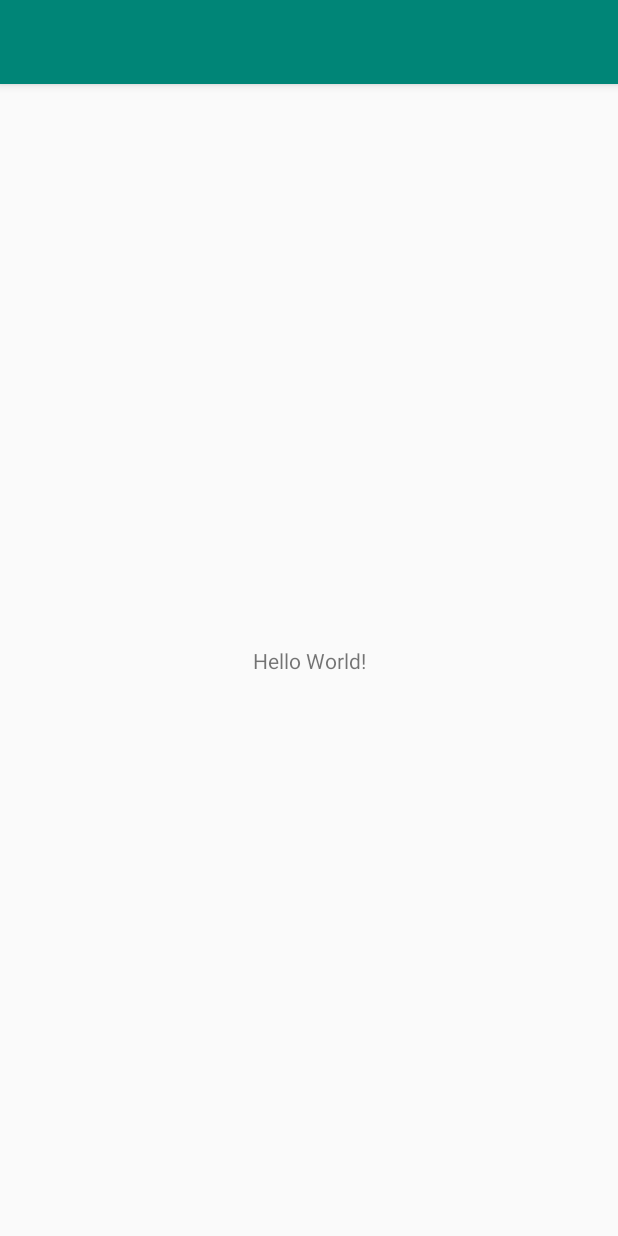
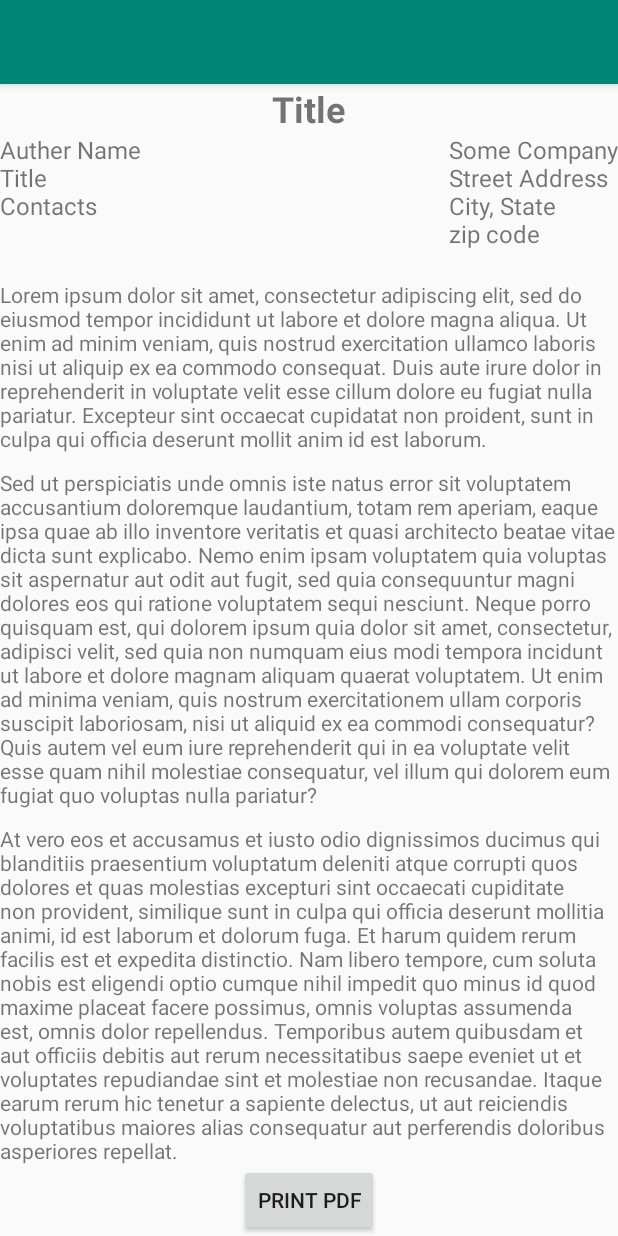
Before and after one commit to MethodicalMadness/Inspect, an Android app: the screen it shows after launch (MainActivity), on a phone screen of 412 x 824 dp. Run offline under Robolectric (Android 15) with nearby library versions, the phone set to English and light mode, and no system bars.

Commit message:
Created Mock Template in activity_main.xml for testing print to pdf. Initial implementation of printing to pdf using ViewPrintAdapter.java

```diff
--- a/app/src/main/res/layout/activity_main.xml
+++ b/app/src/main/res/layout/activity_main.xml
@@ -1,18 +1,89 @@
 <?xml version="1.0" encoding="utf-8"?>
-<androidx.constraintlayout.widget.ConstraintLayout xmlns:android="http://schemas.android.com/apk/res/android"
-    xmlns:app="http://schemas.android.com/apk/res-auto"
+<RelativeLayout xmlns:android="http://schemas.android.com/apk/res/android"
     xmlns:tools="http://schemas.android.com/tools"
     android:layout_width="match_parent"
     android:layout_height="match_parent"
-    tools:context=".MainActivity">
+    tools:context=".MainActivity"
+    android:id="@+id/relativeLayout">
 
     <TextView
         android:layout_width="wrap_content"
         android:layout_height="wrap_content"
-        android:text="Hello World!"
-        app:layout_constraintBottom_toBottomOf="parent"
-        app:layout_constraintLeft_toLeftOf="parent"
-        app:layout_constraintRight_toRightOf="parent"
-        app:layout_constraintTop_toTopOf="parent" />
+        android:text="Title"
+        android:id="@+id/textView"
+        android:textSize="24dp"
+        android:textStyle="bold"
+        android:layout_alignParentTop="true"
+        android:layout_centerHorizontal="true" />
 
-</androidx.constraintlayout.widget.ConstraintLayout>
+    <TextView
+        android:layout_width="wrap_content"
+        android:layout_height="wrap_content"
+        android:id="@+id/textView2"
+        android:text="Auther Name\nTitle\nContacts"
+        android:textSize="16dp"
+        android:layout_below="@+id/textView"
+        android:layout_alignParentStart="true" />
+
+    <TextView
+        android:layout_width="wrap_content"
+        android:layout_height="wrap_content"
+        android:text="Some Company\nStreet Address\nCity, State\nzip code"
+        android:id="@+id/textView3"
+        android:layout_below="@+id/textView"
+        android:layout_alignParentEnd="true"
+        android:textSize="16dp"
+        android:layout_marginBottom="10dp" />
+
+    <Button
+        android:layout_width="wrap_content"
+        android:layout_height="wrap_content"
+        android:text="Print PDF"
+        android:id="@+id/button1"
+        android:layout_alignParentBottom="true"
+        android:layout_centerHorizontal="true"
+        android:onClick="printPDF" />
+
+    <ScrollView
+        android:layout_width="wrap_content"
+        android:layout_height="wrap_content"
+        android:id="@+id/scrollView"
+        android:layout_below="@id/textView3"
+        android:layout_above="@id/button1"
+        android:layout_marginTop="10dp">
+
+        <LinearLayout
+            android:orientation="vertical"
+            android:layout_width="match_parent"
+            android:layout_height="match_parent">
+
+            <TextView
+                android:layout_width="wrap_content"
+                android:layout_height="wrap_content"
+                android:text="Lorem ipsum dolor sit amet, consectetur adipiscing elit, sed do eiusmod tempor incididunt ut labore et dolore magna aliqua. Ut enim ad minim veniam, quis nostrud exercitation ullamco laboris nisi ut aliquip ex ea commodo consequat. Duis aute irure dolor in reprehenderit in voluptate velit esse cillum dolore eu fugiat nulla pariatur. Excepteur sint occaecat cupidatat non proident, sunt in culpa qui officia deserunt mollit anim id est laborum."
+                android:id="@+id/textView4"
+                android:layout_marginBottom="10dp" />
+
+            <TextView
+                android:layout_width="wrap_content"
+                android:layout_height="wrap_content"
+                android:text="Sed ut perspiciatis unde omnis iste natus error sit voluptatem accusantium doloremque laudantium, totam rem aperiam, eaque ipsa quae ab illo inventore veritatis et quasi architecto beatae vitae dicta sunt explicabo. Nemo enim ipsam voluptatem quia voluptas sit aspernatur aut odit aut fugit, sed quia consequuntur magni dolores eos qui ratione voluptatem sequi nesciunt. Neque porro quisquam est, qui dolorem ipsum quia dolor sit amet, consectetur, adipisci velit, sed quia non numquam eius modi tempora incidunt ut labore et dolore magnam aliquam quaerat voluptatem. Ut enim ad minima veniam, quis nostrum exercitationem ullam corporis suscipit laboriosam, nisi ut aliquid ex ea commodi consequatur? Quis autem vel eum iure reprehenderit qui in ea voluptate velit esse quam nihil molestiae consequatur, vel illum qui dolorem eum fugiat quo voluptas nulla pariatur?"
+                android:id="@+id/textView5"
+                android:layout_marginBottom="10dp"/>
+
+            <TextView
+                android:layout_width="wrap_content"
+                android:layout_height="wrap_content"
+                android:text="At vero eos et accusamus et iusto odio dignissimos ducimus qui blanditiis praesentium voluptatum deleniti atque corrupti quos dolores et quas molestias excepturi sint occaecati cupiditate non provident, similique sunt in culpa qui officia deserunt mollitia animi, id est laborum et dolorum fuga. Et harum quidem rerum facilis est et expedita distinctio. Nam libero tempore, cum soluta nobis est eligendi optio cumque nihil impedit quo minus id quod maxime placeat facere possimus, omnis voluptas assumenda est, omnis dolor repellendus. Temporibus autem quibusdam et aut officiis debitis aut rerum necessitatibus saepe eveniet ut et voluptates repudiandae sint et molestiae non recusandae. Itaque earum rerum hic tenetur a sapiente delectus, ut aut reiciendis voluptatibus maiores alias consequatur aut perferendis doloribus asperiores repellat."
+                android:id="@+id/textView6"
+                android:layout_marginBottom="10dp"/>
+
+            <TextView
+                android:layout_width="wrap_content"
+                android:layout_height="wrap_content"
+                android:text="Lorem ipsum dolor sit amet, consectetur adipiscing elit, sed do eiusmod tempor incididunt ut labore et dolore magna aliqua. Ut enim ad minim veniam, quis nostrud exercitation ullamco laboris nisi ut aliquip ex ea commodo consequat. Duis aute irure dolor in reprehenderit in voluptate velit esse cillum dolore eu fugiat nulla pariatur. Excepteur sint occaecat cupidatat non proident, sunt in culpa qui officia deserunt mollit anim id est laborum."
+                android:id="@+id/textView7"
+                android:layout_marginBottom="10dp"/>
+        </LinearLayout>
+    </ScrollView>
+</RelativeLayout>
```
Also changed, not shown: app/src/main/java/com/example/inspect/ConversionManager.java (+14 -6 lines), app/src/main/java/com/example/inspect/MainActivity.java (+7 -0 lines), app/src/main/java/com/example/inspect/ViewPrintAdapter.java (added, +95 -0 lines).
